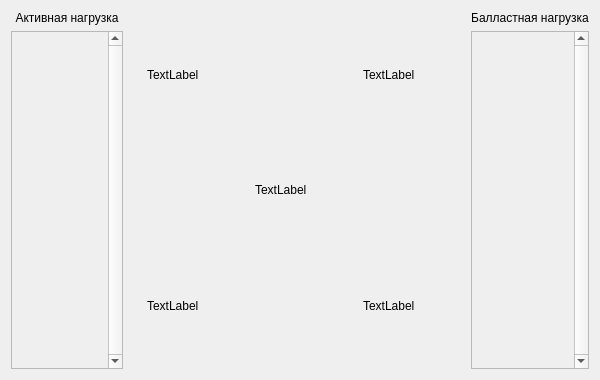
Above: calculationscreen.ui from evilpeopletyranny/BallastStand before the change. Below: the same form after it.
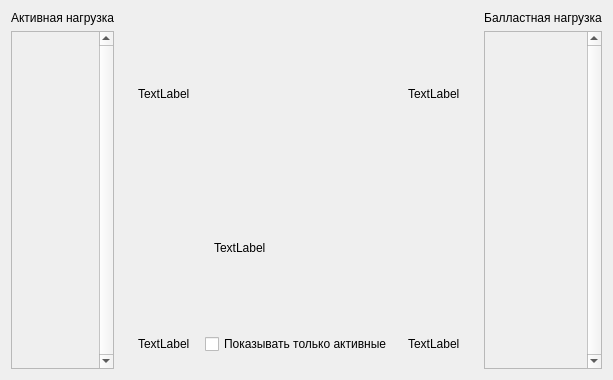
That is the form after the change.

What changed in the file:
```diff
--- a/calculationscreen.ui
+++ b/calculationscreen.ui
@@ -49,7 +49,21 @@
           <height>335</height>
          </rect>
         </property>
-        <layout class="QVBoxLayout" name="activeVLayout"/>
+        <layout class="QVBoxLayout" name="utilityVLayout">
+         <item>
+          <spacer name="verticalSpacer">
+           <property name="orientation">
+            <enum>Qt::Vertical</enum>
+           </property>
+           <property name="sizeHint" stdset="0">
+            <size>
+             <width>20</width>
+             <height>40</height>
+            </size>
+           </property>
+          </spacer>
+         </item>
+        </layout>
        </widget>
       </widget>
      </item>
@@ -123,6 +137,13 @@
         </layout>
        </widget>
       </item>
+      <item row="2" column="1">
+       <widget class="QCheckBox" name="checkBox">
+        <property name="text">
+         <string>Показывать только активные</string>
+        </property>
+       </widget>
+      </item>
      </layout>
     </widget>
    </item>
@@ -161,7 +182,21 @@
           <height>335</height>
          </rect>
         </property>
-        <layout class="QVBoxLayout" name="ballastVLayout"/>
+        <layout class="QVBoxLayout" name="ballastVLayout">
+         <item>
+          <spacer name="verticalSpacer_2">
+           <property name="orientation">
+            <enum>Qt::Vertical</enum>
+           </property>
+           <property name="sizeHint" stdset="0">
+            <size>
+             <width>20</width>
+             <height>40</height>
+            </size>
+           </property>
+          </spacer>
+         </item>
+        </layout>
        </widget>
       </widget>
      </item>
```
Left out of the diff: 8 changed lines with no effect on the pictures.
